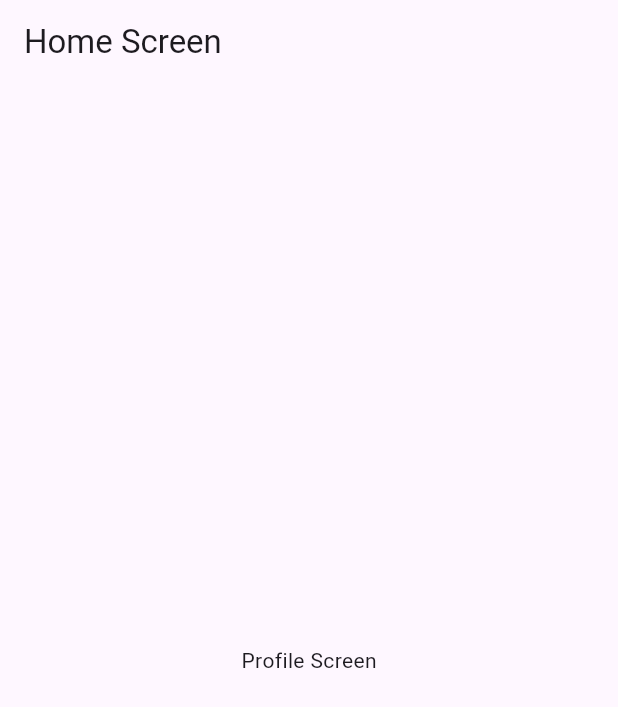
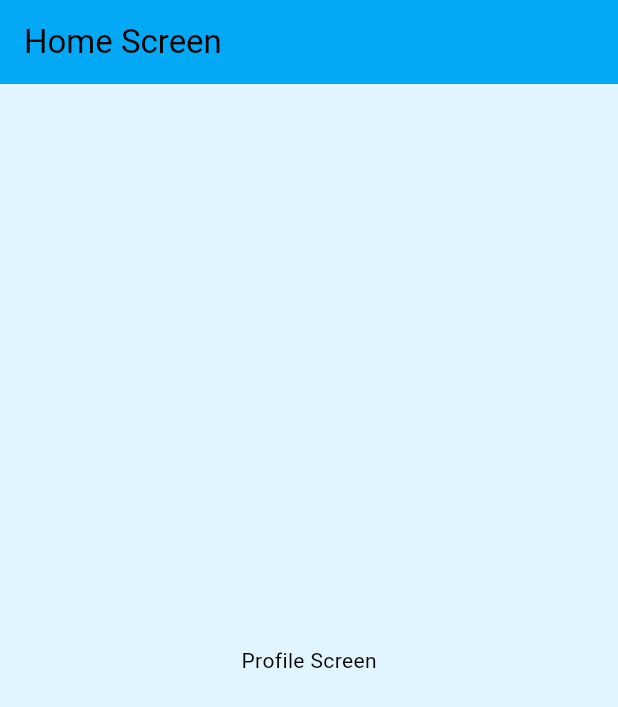
Before and after one commit to RashidMinhas47/Tester, a Flutter app: the screen it shows after launch, on a phone screen of 412 x 824 dp. Shown: the top 707 px of the screen. Run offline on Flutter 3.47's test engine with Material 3 defaults, Android fonts, the phone set to English and light mode, and no system bars.

Commit message:
some teaks done on main

```diff
--- a/lib/main.dart
+++ b/lib/main.dart
@@ -1,4 +1,5 @@
 import 'package:flow_of_github/screens/home_screen.dart';
+import 'package:flow_of_github/utils/themes/theme.dart';
 import 'package:flutter/material.dart';
 
 void main() {
@@ -12,9 +13,9 @@ class App extends StatelessWidget {
   Widget build(BuildContext context) {
     return MaterialApp(
       title: 'My App',
-      theme: ThemeData(
-        primarySwatch: Colors.blue,
-      ),
+      theme: CustomTheme.blueishTheme(),
+      darkTheme: CustomTheme.black48Theme(),
+      themeMode: ThemeMode.system,
       home: Scaffold(
         appBar: AppBar(
           title: GestureDetector(
--- a/lib/utils/themes/theme.dart
+++ b/lib/utils/themes/theme.dart
@@ -3,7 +3,7 @@ import 'package:flutter/material.dart';
 class CustomTheme {
   static ThemeData blueishTheme() {
     return ThemeData(
-      brightness: Brightness.light,
+      brightness: ColorScheme.fromSwatch().brightness,
       primaryColor: Colors.lightBlue,
       colorScheme:
           ColorScheme.fromSwatch().copyWith(secondary: Colors.lightBlueAccent),
@@ -22,16 +22,16 @@ class CustomTheme {
 
   static ThemeData black48Theme() {
     return ThemeData(
-      brightness: Brightness.dark,
-      primaryColor: Colors.black,
+      brightness: ColorScheme.fromSwatch().brightness,
+      primaryColor: const Color.fromARGB(255, 185, 167, 167),
       colorScheme: ColorScheme.fromSwatch().copyWith(secondary: Colors.black54),
       scaffoldBackgroundColor: Colors.black,
       appBarTheme: AppBarTheme(
-        color: Colors.black,
+        color: const Color.fromARGB(255, 187, 150, 150),
         iconTheme: IconThemeData(color: Colors.white),
       ),
       buttonTheme: ButtonThemeData(
-        buttonColor: Colors.black54,
+        buttonColor: const Color.fromARGB(137, 99, 95, 95),
         textTheme: ButtonTextTheme.primary,
       ),
       // Add more black48 theme properties here
```
